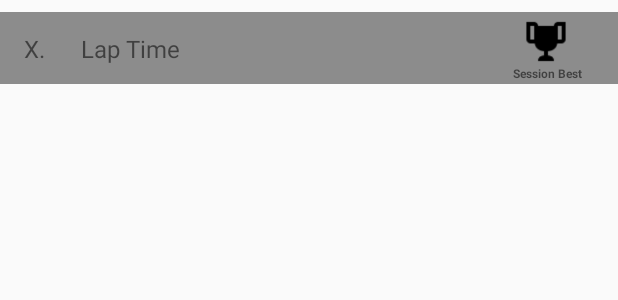
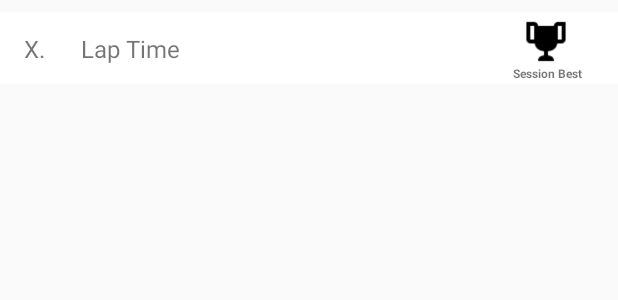
Before and after one commit to atkinsk/Sprint, an Android app: the layout lap_list_item.xml on its own in the app's theme, with its tools: preview values and no code run, on a phone screen of 412 x 824 dp. Shown: the top 300 px of the screen. Run offline under Robolectric (Android 15) with nearby library versions, the phone set to English and light mode, and no system bars.

```diff
--- a/app/src/main/java/com/sn1006/atkins/sprint/RecordLapActivity.java
+++ b/app/src/main/java/com/sn1006/atkins/sprint/RecordLapActivity.java
@@ -442,7 +442,7 @@ public class RecordLapActivity extends AppCompatActivity implements
 
     //Determines if the user has past the start / end point
     protected boolean isUserPastStartPoint() {
-        int minimumBearingDelta = 105; //degrees
+        int minimumBearingDelta = 70; //degrees
 
         double bearingDifference = Math.abs(normalizeDegrees(mPreviousWaypointBearing)
                 - normalizeDegrees(mWaypointBearing));
@@ -557,7 +557,7 @@ public class RecordLapActivity extends AppCompatActivity implements
 
     //"Stop Session" Button. Changes activity to LapListActivity for the current session. Saves
     //the current session to the database if a lap exists. Returns to main menu if no lap exists
-    protected void viewLapTimes(View view) {
+    public void viewLapTimes(View view) {
         //Checks if a lap exists for the current recording
         if(!mySession.getLaptimesAsString().equals("")) {
             //Adds the new session to the database
@@ -592,7 +592,7 @@ public class RecordLapActivity extends AppCompatActivity implements
     }
 
     //Intent to return the user to the SessionlistActivity
-    protected void returnToSessionList() {
+    public void returnToSessionList() {
         Context context = this;
         Class destinationClass = SessionListActivity.class;
         Intent intentToStartDetailActivity = new Intent(context, destinationClass);
--- a/app/src/main/java/com/sn1006/atkins/sprint/SessionListActivity.java
+++ b/app/src/main/java/com/sn1006/atkins/sprint/SessionListActivity.java
@@ -60,7 +60,7 @@ public class SessionListActivity extends AppCompatActivity implements SessionLis
     }
 
     //Intent for the floating action button to begin recording a lap
-    protected void recordLap(View view){
+    public void recordLap(View view){
         Context context = this;
         Class destinationClass = RecordLapActivity.class;
         Intent intentToStartDetailActivity = new Intent (context, destinationClass);
--- a/app/src/main/res/layout/activity_lap_list.xml
+++ b/app/src/main/res/layout/activity_lap_list.xml
@@ -41,7 +41,7 @@
         app:layout_constraintLeft_toLeftOf="parent"
         app:layout_constraintTop_toTopOf="parent"
         android:layout_marginTop="0dp"
-        android:background="@color/colorAccent"
+        android:background="@color/color_title_text"
         app:layout_constraintRight_toRightOf="parent"
         android:id="@+id/headerConstraintLayout">
 
--- a/app/src/main/res/layout/activity_session_list.xml
+++ b/app/src/main/res/layout/activity_session_list.xml
@@ -28,6 +28,7 @@
         android:layout_height="540dp"
         android:layout_marginLeft="0dp"
         android:layout_marginTop="0dp"
+        android:overScrollMode="always"
         app:layout_constraintLeft_toLeftOf="parent"
         app:layout_constraintTop_toTopOf="parent" />
 
--- a/app/src/main/res/layout/lap_list_item.xml
+++ b/app/src/main/res/layout/lap_list_item.xml
@@ -6,7 +6,7 @@
     android:layout_width="match_parent"
     android:layout_height="48dp"
     android:layout_marginTop="8dp"
-    android:background="@color/colorAccent"
+    android:background="@color/color_title_text"
     android:gravity="center_vertical">
 
     <TextView
--- a/app/src/main/res/layout/session_list_item.xml
+++ b/app/src/main/res/layout/session_list_item.xml
@@ -6,7 +6,7 @@
     android:layout_width="match_parent"
     android:layout_height="106dp"
     android:layout_marginTop="8dp"
-    android:background="@color/colorAccent"
+    android:background="@color/color_title_text"
     android:gravity="center_vertical">
 
 
```
